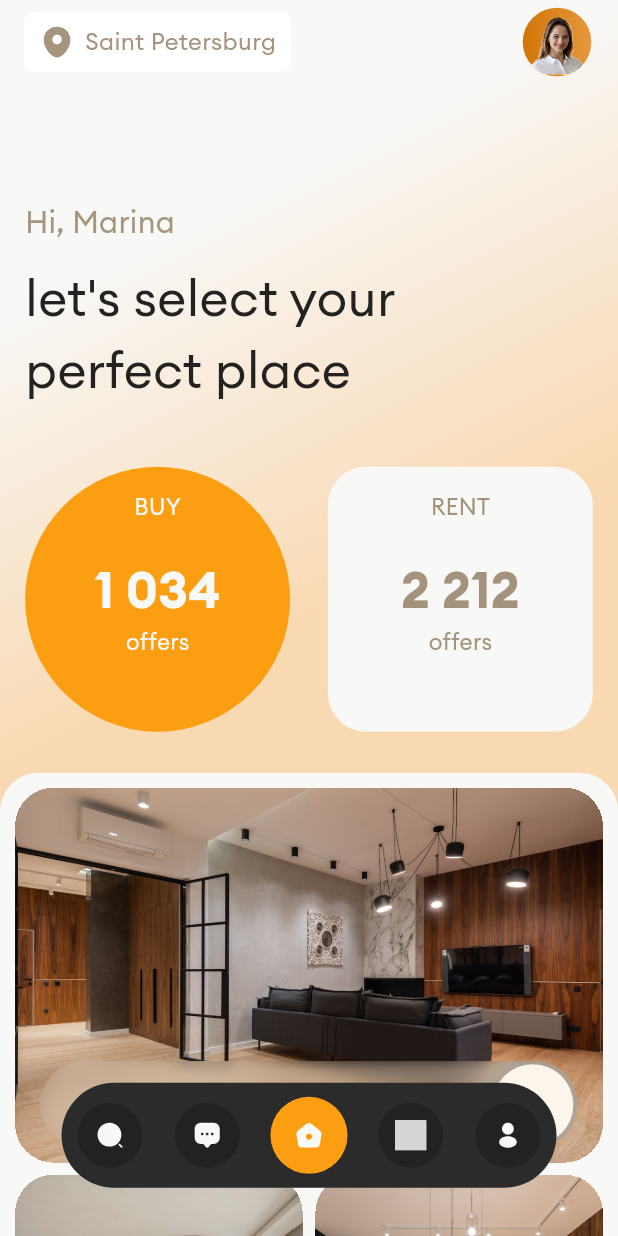
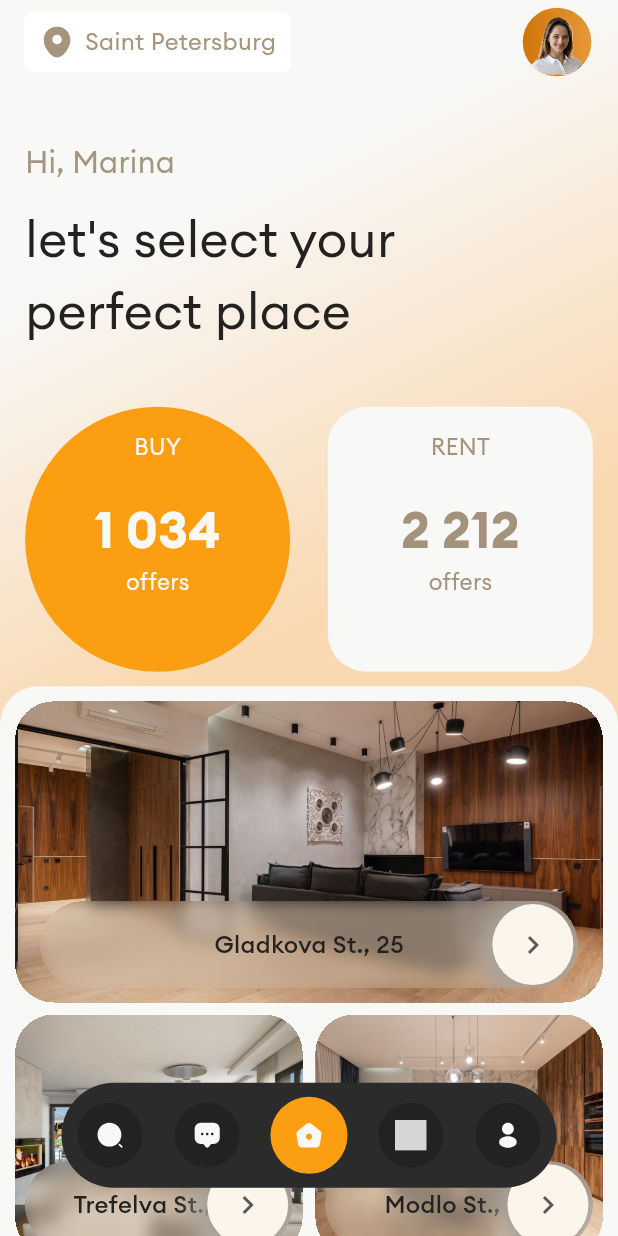
Before and after one commit to adolesamuel/real_estate, a Flutter app: the screen it shows after launch, on a phone screen of 412 x 824 dp. Run offline on Flutter 3.47's test engine with Material 3 defaults, Android fonts, the phone set to English and light mode, and no system bars; our stand-ins replace flutter_screenutil, flutter_svg, photo_view; generated files the repository leaves out were written again; grey boxes are pictures that could not be loaded.

Commit message:
sliver done

```diff
--- a/lib/common/real_estate_widget.dart
+++ b/lib/common/real_estate_widget.dart
@@ -24,13 +24,14 @@
           decoration: BoxDecoration(
             borderRadius: BorderRadius.circular(32.r),
           ),
-          height: 250,
+          height: 250.h,
           child: Stack(
             alignment: Alignment.bottomCenter,
             children: [
               Image.asset(
                 house1,
                 width: double.infinity,
+                height: 250.h,
                 fit: BoxFit.cover,
               ),
               Padding(
@@ -51,7 +52,7 @@
                 decoration: BoxDecoration(
                   borderRadius: BorderRadius.circular(32.r),
                 ),
-                height: 200,
+                height: 200.h,
                 child: Stack(
                   alignment: Alignment.bottomCenter,
                   children: [
@@ -78,7 +79,7 @@
                 decoration: BoxDecoration(
                   borderRadius: BorderRadius.circular(32.r),
                 ),
-                height: 200,
+                height: 200.h,
                 child: Stack(
                   alignment: Alignment.bottomCenter,
                   children: [
--- a/lib/home_page.dart
+++ b/lib/home_page.dart
@@ -43,8 +43,16 @@
             end: Alignment.bottomRight,
           ),
         ),
-        child: ListView(
+        child: CustomScrollView(
+          slivers: [
+            SliverAppBar(
+              backgroundColor: Colors.transparent,
+              expandedHeight: 500.h,
+              flexibleSpace: FlexibleSpaceBar(
+                background: Column(
+                  mainAxisSize: MainAxisSize.min,
                   children: [
+                    20.verticalSpace,
                     kToolbarHeight.verticalSpace,
                     40.verticalSpace,
                     Padding(
@@ -79,11 +87,19 @@
                               RentCountWidget(),
                             ],
                           ),
+                          34.verticalSpace,
                         ],
                       ),
                     ),
-            34.verticalSpace,
-            Container(
+                  ],
+                ),
+              ),
+            ),
+            SliverList(
+              delegate: SliverChildBuilderDelegate(
+                childCount: 1,
+                (context, index) {
+                  return Container(
                     padding: const EdgeInsets.all(10),
                     decoration: BoxDecoration(
                       color: AppColors.whiteF8F,
@@ -91,13 +107,17 @@
                     ),
                     child: Column(
                       children: List.generate(houses.length ~/ 3, (index) {
-                  final sublist = houses.sublist((3 * index), (3 * index) + 3);
+                        final sublist =
+                            houses.sublist((3 * index), (3 * index) + 3);
                         return RealEstateWidget(
                           house1: sublist[0],
                           house2: sublist[1],
                           house3: sublist[2],
                         );
                       }),
+                    ),
+                  );
+                },
               ),
             ),
           ],
```
Lines whose indentation alone changed are shown as unchanged.
